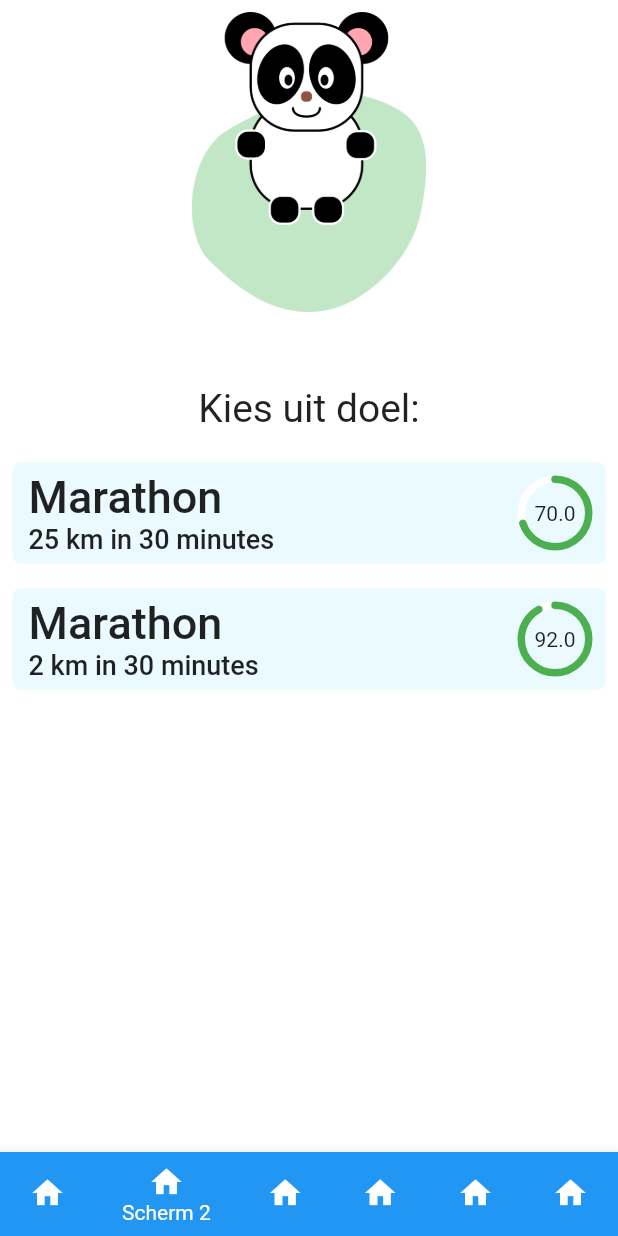
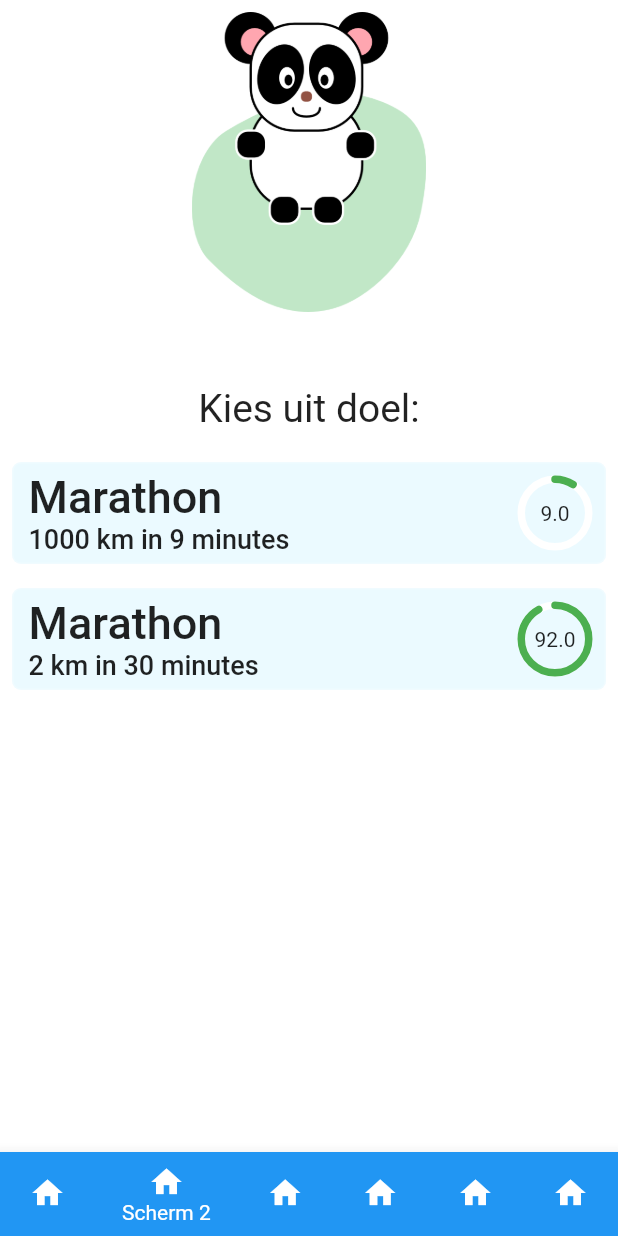
Before and after one commit to Panda-Incorporated/Panda.Mobile, a Flutter app: the screen it shows after launch, item 2 of the bottom bar chosen, on a phone screen of 412 x 824 dp. Run offline on Flutter 3.47's test engine with Material 2 defaults, Android fonts, the light colour scheme and no system bars; drawn by our look-alikes of percent_indicator; our stand-ins replace fl_chart.

Commit message:
graph adaptive // int goal is tijdelijk omdat de class goal nog herschreven moet worden

```diff
--- a/lib/DataProvider.dart/GoalProvider.dart
+++ b/lib/DataProvider.dart/GoalProvider.dart
@@ -6,10 +6,13 @@ class GoalProvider {
       Goal()
         ..finished = false
         ..title = "Marathon"
-        ..distance = 25.0
-        ..doneMaxDistance = 20.0
-        ..duration = Duration(minutes: 30)
-        ..doneMaxDistance = 20
+        ..distance = 1000
+        ..doneMaxDistance = 1.0
+        ..duration = Duration(minutes: 9, seconds: 39)
+        ..doneMaxDistance = 1
+        ..secondsperkilometer = 370
+        ..beginday = DateTime(2021, DateTime.may, 11)
+        ..endday = DateTime(2021, DateTime.may, 31)
         ..doneMaxDuration = Duration(minutes: 50),
       Goal()
         ..finished = true
@@ -17,6 +20,8 @@ class GoalProvider {
         ..distance = 10.0
         ..duration = Duration(minutes: 30)
         ..doneMaxDistance = 10
+        ..beginday = DateTime(2021, DateTime.may, 11)
+        ..endday = DateTime(2022, DateTime.may, 31)
         ..doneMaxDuration = Duration(minutes: 30),
       Goal()
         ..finished = true
@@ -24,6 +29,8 @@ class GoalProvider {
         ..distance = 5.0
         ..duration = Duration(minutes: 30)
         ..doneMaxDistance = 5
+        ..beginday = DateTime(2021, 5, 11)
+        ..endday = DateTime(2021, 5, 11)
         ..doneMaxDuration = Duration(minutes: 30),
       Goal()
         ..finished = false
@@ -31,6 +38,8 @@ class GoalProvider {
         ..distance = 2.0
         ..duration = Duration(minutes: 30)
         ..doneMaxDistance = 1.7
+        ..beginday = DateTime(2021, 5, 11)
+        ..endday = DateTime(2021, 5, 11)
         ..doneMaxDuration = Duration(minutes: 30)
     ];
   }
--- a/lib/Models/Goal.dart
+++ b/lib/Models/Goal.dart
@@ -7,6 +7,10 @@ class Goal extends DistanceDuration {
   double doneMaxDistance;
   Duration doneMaxDuration;
   Duration duration;
+  DateTime beginday;
+  DateTime endday;
+  //tijdelijk
+  int secondsperkilometer;
   getString() {
     return getCombination(distance.toInt(), duration.inMinutes);
   }
@@ -18,4 +22,11 @@ class Goal extends DistanceDuration {
                 100)) /
         2;
   }
+
+  // 1km in 1 uur
+  //60x60 = 360
+  // kilometers / seconds
+  int getSecondsPerKilometer() {
+    return (duration.inSeconds / distance * 1000).toInt();
+  }
 }
--- a/lib/Pages/GoalSummaryPage.dart
+++ b/lib/Pages/GoalSummaryPage.dart
@@ -34,7 +34,7 @@ class _GoalSummaryPageState extends State<GoalSummaryPage> {
                 circularStrokeCap: CircularStrokeCap.round,
                 animation: true,
                 center: Text(
-                  "${widget.goal.getPercentage()}%",
+                  "${widget.goal.getPercentage() / 100}%",
                   style: TextStyle(
                       color: Colors.green[800],
                       fontSize: 36,
@@ -65,7 +65,7 @@ class _GoalSummaryPageState extends State<GoalSummaryPage> {
                 "in",
                 style: TextStyle(fontSize: 12),
               ),
-              Text("${widget.goal.doneMaxDistance} minuten/"),
+              Text("${widget.goal.doneMaxDistance} minuten"),
             ],
           ),
 
--- a/lib/main.dart
+++ b/lib/main.dart
@@ -36,7 +36,7 @@ class Navigation extends StatefulWidget {
 }
 
 class _NavigationState extends State<Navigation> {
-  int _selectedIndex = 4;
+  int _selectedIndex = 5;
 
   List<Widget> _widgetOptions = [
     Home(),
@@ -46,7 +46,10 @@ class _NavigationState extends State<Navigation> {
     GoalSummaryPage(
       goal: GoalProvider.getGoals()[0],
     ),
-    SeePredictionLargePage(),
+    SeePredictionLargePage(
+      goal: GoalProvider.getGoals()[0],
+      doel: 500,
+    ),
   ];
   void _onItemTap(int index) {
     setState(() {
```
Also changed, not shown: lib/Pages/SeePredictionLargePage.dart (+18 -5 lines).
